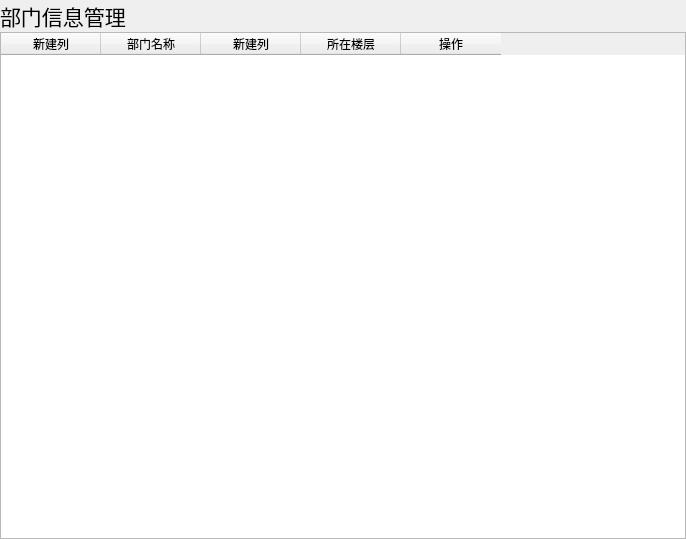
Qt form 王景岳/project/EmployeeSystem/subpage/dept_info.ui (Faran-sward/EmployeeSystem) before a commit.
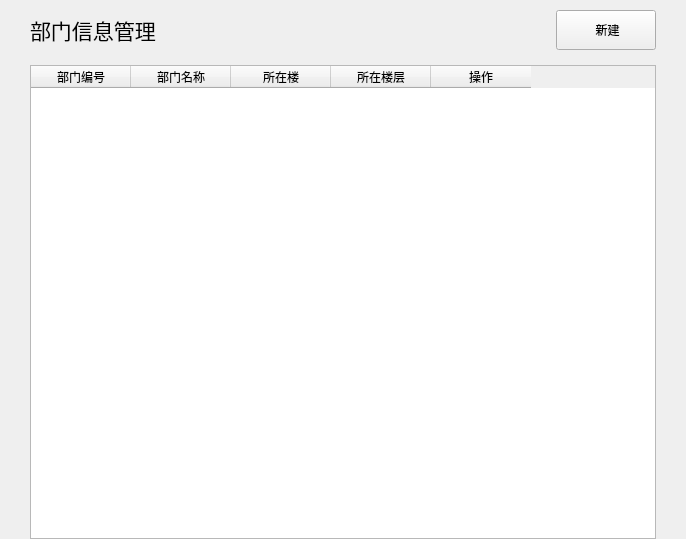
The same form after that commit.

The edit to the form file:
```diff
--- a/王景岳/project/EmployeeSystem/subpage/dept_info.ui
+++ b/王景岳/project/EmployeeSystem/subpage/dept_info.ui
@@ -15,7 +15,37 @@
   </property>
   <layout class="QVBoxLayout" name="verticalLayout">
    <property name="spacing">
+    <number>15</number>
+   </property>
+   <property name="leftMargin">
+    <number>30</number>
+   </property>
+   <property name="topMargin">
+    <number>10</number>
+   </property>
+   <property name="rightMargin">
+    <number>30</number>
+   </property>
+   <property name="bottomMargin">
     <number>0</number>
+   </property>
+   <item>
+    <widget class="QWidget" name="widget" native="true">
+     <property name="sizePolicy">
+      <sizepolicy hsizetype="Expanding" vsizetype="Fixed">
+       <horstretch>0</horstretch>
+       <verstretch>0</verstretch>
+      </sizepolicy>
+     </property>
+     <property name="minimumSize">
+      <size>
+       <width>0</width>
+       <height>40</height>
+      </size>
+     </property>
+     <layout class="QHBoxLayout" name="horizontalLayout">
+      <property name="spacing">
+       <number>100</number>
    </property>
    <property name="leftMargin">
     <number>0</number>
@@ -42,10 +72,35 @@
     </widget>
    </item>
    <item>
+       <widget class="QPushButton" name="addButton">
+        <property name="sizePolicy">
+         <sizepolicy hsizetype="Fixed" vsizetype="Expanding">
+          <horstretch>0</horstretch>
+          <verstretch>0</verstretch>
+         </sizepolicy>
+        </property>
+        <property name="minimumSize">
+         <size>
+          <width>100</width>
+          <height>0</height>
+         </size>
+        </property>
+        <property name="styleSheet">
+         <string notr="true"/>
+        </property>
+        <property name="text">
+         <string> 新建</string>
+        </property>
+       </widget>
+      </item>
+     </layout>
+    </widget>
+   </item>
+   <item>
     <widget class="QTableWidget" name="tableWidget">
      <column>
       <property name="text">
-       <string>新建列</string>
+       <string>部门编号</string>
       </property>
      </column>
      <column>
@@ -55,7 +110,7 @@
      </column>
      <column>
       <property name="text">
-       <string>新建列</string>
+       <string>所在楼</string>
       </property>
      </column>
      <column>
```
Lines whose indentation alone changed are shown as unchanged.
